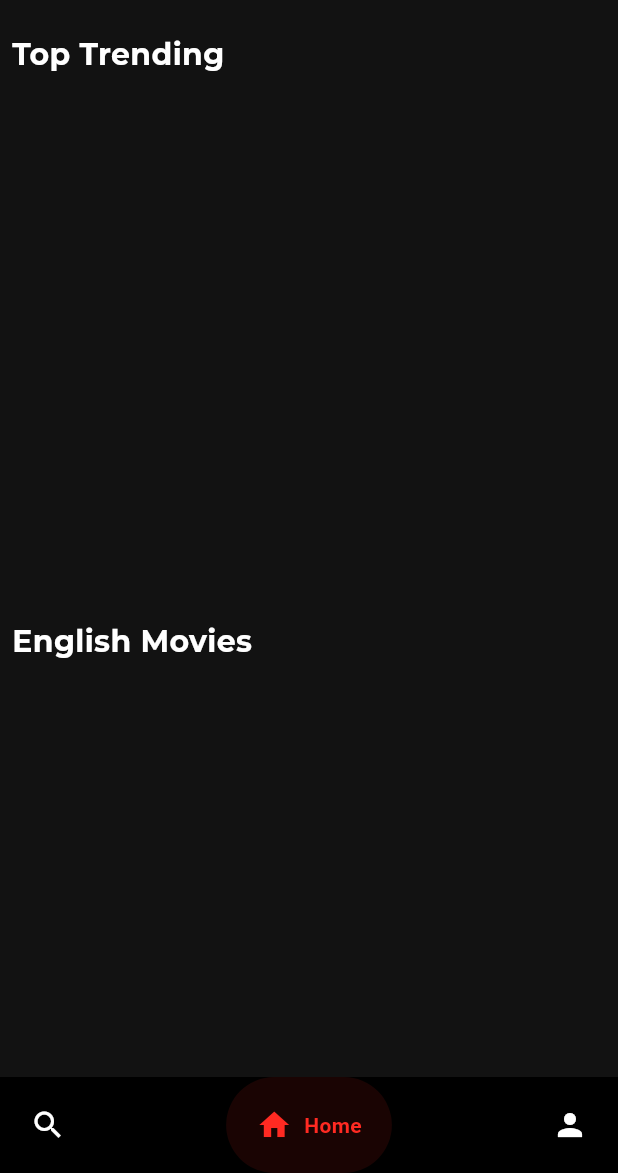
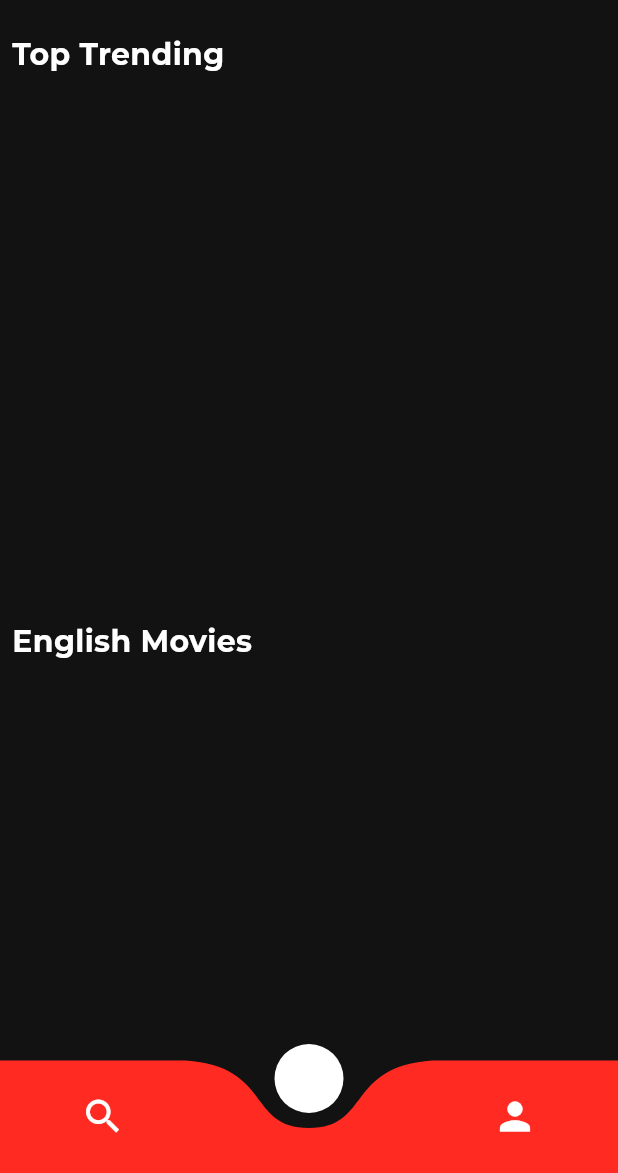
Before and after one commit to muqtasid-rana/YouMovies, a Flutter app: the CustomNavBar screen opened directly, on a phone screen of 412 x 824 dp, the part 63-1236 px from its top. Run offline on Flutter 3.47's test engine with Material 3 defaults, Android fonts, the phone set to English and light mode, and no system bars; drawn by our look-alikes of curved_navigation_bar, google_nav_bar; our stand-ins replace flutter_dotenv, google_fonts; network calls fail.

Commit message:
Bottom nav bar changed

```diff
--- a/lib/widgets/bottom_navbar.dart
+++ b/lib/widgets/bottom_navbar.dart
@@ -1,9 +1,9 @@
+import 'package:curved_navigation_bar/curved_navigation_bar.dart';
 import 'package:flutter/material.dart';
-import 'package:google_nav_bar/google_nav_bar.dart';
 import 'package:you_movies/utils/constants/colors.dart';
 import 'package:you_movies/views/home_screen/home_screen.dart';
+import 'package:you_movies/views/search_screen/search_screen.dart';
 import 'package:you_movies/views/settings_screen/settings_screen.dart';
-import '../views/search_screen/search_screen.dart';
 
 class CustomNavBar extends StatefulWidget {
   const CustomNavBar({super.key});
@@ -24,35 +24,25 @@ class _CustomNavBarState extends State<CustomNavBar> {
   @override
   Widget build(BuildContext context) {
     return Scaffold(
-      body: _screens[_selectedIndex],
-      bottomNavigationBar: GNav(
-        backgroundColor: Colors.black,
-        color: Colors.white,
-        activeColor: kRed,
-        tabBackgroundColor: kRed.withOpacity(0.1),
-        gap: 8,
-        padding: const EdgeInsets.all(20),
-        selectedIndex: _selectedIndex,
-        onTabChange: (index) {
+      backgroundColor: bgColor,
+      bottomNavigationBar: CurvedNavigationBar(
+        index: _selectedIndex,
+        backgroundColor: bgColor,
+        color: kRed,
+        buttonBackgroundColor: Colors.white,
+        animationDuration: const Duration(milliseconds: 300),
+        items: const <Widget>[
+          Icon(Icons.search, size: 30, color: Colors.white),
+          Icon(Icons.home, size: 30, color: Colors.white),
+          Icon(Icons.person, size: 30, color: Colors.white),
+        ],
+        onTap: (index) {
           setState(() {
             _selectedIndex = index;
           });
         },
-        tabs: const [
-          GButton(
-            icon: Icons.search,
-            text: 'Search',
-          ),
-          GButton(
-            icon: Icons.home,
-            text: 'Home',
-          ),
-          GButton(
-            icon: Icons.person,
-            text: 'Profile',
-          ),
-        ],
       ),
+      body: _screens[_selectedIndex],
     );
   }
 }
--- a/pubspec.yaml
+++ b/pubspec.yaml
@@ -19,6 +19,7 @@ dependencies:
   google_nav_bar: ^5.0.7
   flutter_dotenv: ^5.0.2
   url_launcher: ^6.3.1
+  curved_navigation_bar: ^1.0.6
 
 dev_dependencies:
   flutter_test:
```
Also changed, not shown: pubspec.lock.
